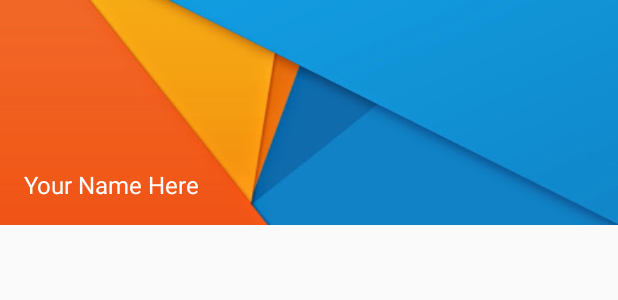
After one commit to SalaSuresh/Material_Demo, an Android app: the layout drawer_header.xml on its own in the app's theme, with its tools: preview values and no code run, on a phone screen of 412 x 824 dp. The commit adds this screen. Shown: the top 300 px of the screen. Run offline under Robolectric (Android 15) with nearby library versions, the light colour scheme and no system bars.

Commit message:
nd bg and profile pic images added

```diff
--- /dev/null
+++ b/app/src/main/res/layout/drawer_header.xml
@@ -0,0 +1,18 @@
+<FrameLayout xmlns:android="http://schemas.android.com/apk/res/android"
+    android:layout_width="match_parent"
+    android:layout_height="150dp"
+    android:orientation="vertical">
+    <ImageView
+        android:layout_width="match_parent"
+        android:layout_height="match_parent"
+        android:background="@drawable/navigation_drawer_bg"
+        android:scaleType="centerCrop" />
+    <TextView
+        style="@style/TextAppearance.AppCompat.Subhead"
+        android:layout_width="match_parent"
+        android:layout_height="wrap_content"
+        android:layout_gravity="bottom"
+        android:layout_margin="16dp"
+        android:text="Your Name Here"
+        android:textColor="@android:color/white" />
+</FrameLayout>
--- a/app/src/main/res/values/styles.xml
+++ b/app/src/main/res/values/styles.xml
@@ -7,6 +7,9 @@
         <item name="colorPrimaryDark">@color/colorPrimaryDark</item>
         <item name="colorAccent">@color/colorAccent</item>
         <item name="android:navigationBarColor">@color/colorPrimaryDark</item>
+        <item name="windowActionBar">false</item>
+        <item name="windowNoTitle">true</item>
+        <item name="android:windowTranslucentStatus">true</item>
     </style>
 
 </resources>
```
Also changed, not shown: app/src/main/java/com/syntax/material_demo/MainActivity.java (+87 -0 lines), app/src/main/res/layout/activity_main.xml (+31 -12 lines), app/src/main/res/layout/toolbar.xml (added, +10 -0 lines), app/src/main/res/menu/drawer.xml (added, +14 -0 lines), app/src/main/res/drawable/ic_launcher.png (added).
